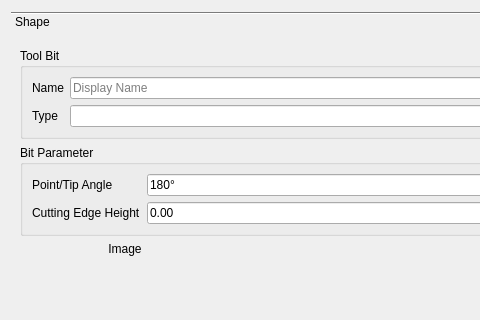
This is src/Mod/Path/Gui/Resources/panels/ToolBitEditor.ui in berndhahnebach/All_FreeCAD as Qt 5 draws it before an edit; both pictures show x 0 to 480 and y 0 to 320 of the 587 by 744 pixel window. The edited form follows.
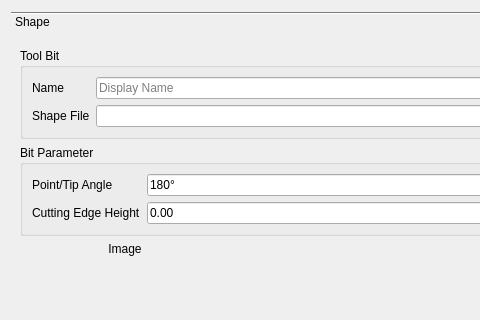
This is the edited form. Custom widgets are drawn as their Qt base class.

Commit message: linuxcnc tool table exporter

Patch:
```diff
--- a/src/Mod/Path/Gui/Resources/panels/ToolBitEditor.ui
+++ b/src/Mod/Path/Gui/Resources/panels/ToolBitEditor.ui
@@ -24,8 +24,8 @@
        <rect>
         <x>0</x>
         <y>0</y>
-        <width>559</width>
-        <height>626</height>
+        <width>571</width>
+        <height>670</height>
        </rect>
       </property>
       <attribute name="label">
@@ -61,7 +61,7 @@
           <item row="1" column="0">
            <widget class="QLabel" name="label_2">
             <property name="text">
-             <string>Type</string>
+             <string>Shape File</string>
             </property>
            </widget>
           </item>
```
Left out of the diff: 4 changed lines with no effect on the pictures. The commit also changes 4 other files.
